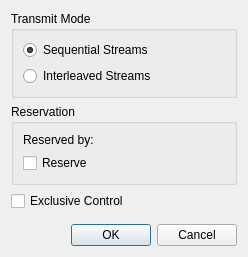
Above: client/portconfigdialog.ui from pstavirs/ostinato before the change. Below: the same form after it.
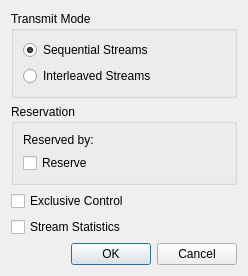
That is the form after the change.

Commit message: sign: Add Stream Stats button to GUI port config

Patch:
```diff
--- a/client/portconfigdialog.ui
+++ b/client/portconfigdialog.ui
@@ -69,6 +69,13 @@
      </property>
     </widget>
    </item>
+   <item>
+    <widget class="QCheckBox" name="streamStatsButton" >
+     <property name="text" >
+      <string>Stream Statistics</string>
+     </property>
+    </widget>
+   </item>
    <item>
     <spacer>
      <property name="orientation" >
```
The commit also changes 5 other files.
